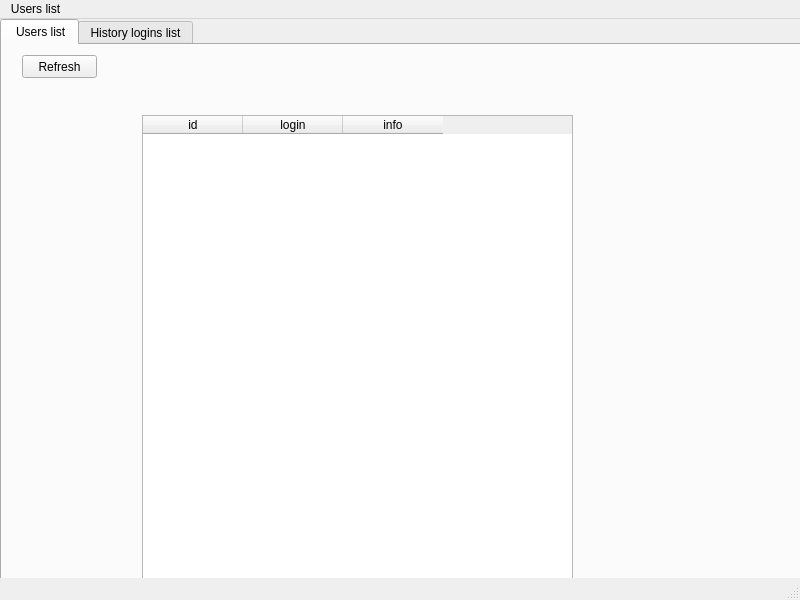
Old version of the form server_gui/serverUI.ui in the repository vakhnin/geekbrains-messenger.
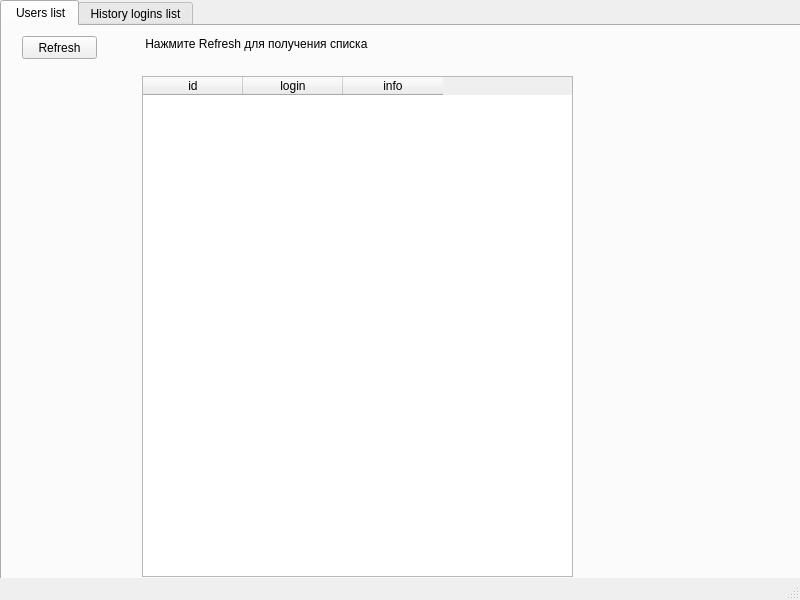
New version of the form. The open tabs and pages were chosen to show the change.

Commit message: Минимальные изменения

The edit to the form file:
```diff
--- a/server_gui/serverUI.ui
+++ b/server_gui/serverUI.ui
@@ -40,9 +40,9 @@
       <property name="geometry">
        <rect>
         <x>140</x>
-        <y>70</y>
+        <y>50</y>
         <width>431</width>
-        <height>481</height>
+        <height>501</height>
        </rect>
       </property>
       <property name="sortingEnabled">
@@ -77,6 +77,19 @@
        <string>Refresh</string>
       </property>
      </widget>
+     <widget class="QLabel" name="label">
+      <property name="geometry">
+       <rect>
+        <x>140</x>
+        <y>10</y>
+        <width>431</width>
+        <height>16</height>
+       </rect>
+      </property>
+      <property name="text">
+       <string> Нажмите Refresh для получения списка</string>
+      </property>
+     </widget>
     </widget>
     <widget class="QWidget" name="tab_2">
      <attribute name="title">
@@ -129,22 +142,6 @@
     </widget>
    </widget>
   </widget>
-  <widget class="QMenuBar" name="menubar">
-   <property name="geometry">
-    <rect>
-     <x>0</x>
-     <y>0</y>
-     <width>800</width>
-     <height>21</height>
-    </rect>
-   </property>
-   <widget class="QMenu" name="menu">
-    <property name="title">
-     <string>Users list</string>
-    </property>
-   </widget>
-   <addaction name="menu"/>
-  </widget>
   <widget class="QStatusBar" name="statusbar"/>
  </widget>
  <resources/>
```
Left out of the diff: 19 changed lines with no effect on the pictures. The commit also changes 1 other file.
